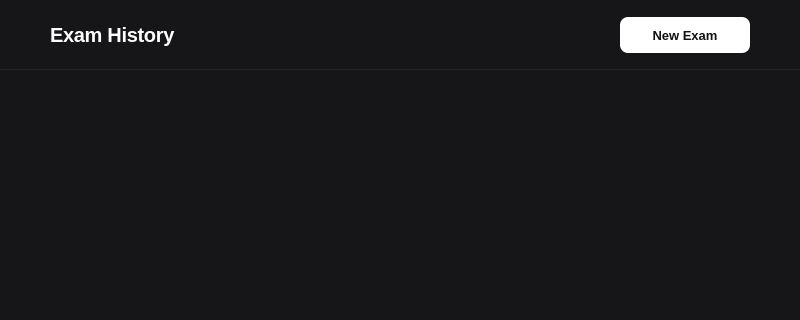
Old version of the form src/ui/exam/history/history.ui in the repository DIDimov24/Aethera; both pictures show x 0 to 800 and y 0 to 320 of the 800 by 750 pixel window.
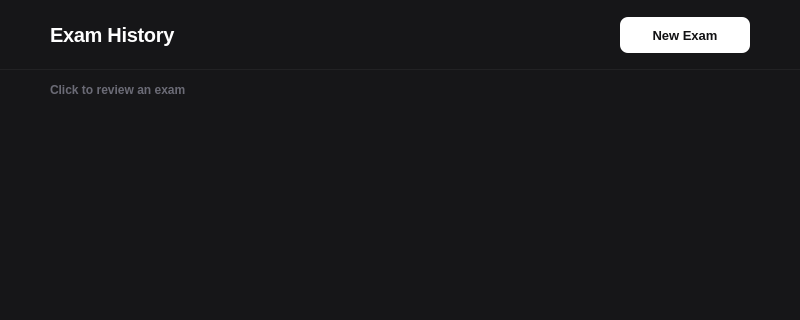
New version of the form.

Commit message: Add exam pages, close #14

```diff
--- a/src/ui/exam/history/history.ui
+++ b/src/ui/exam/history/history.ui
@@ -25,6 +25,11 @@
     font-weight: 700;
     letter-spacing: -0.3px;
 }
+QLabel#labelReviewHint {
+    color: #6b6b76;
+    font-size: 12px;
+    font-weight: 600;
+}
 QPushButton#buttonNewExam {
     background-color: #ffffff;
     color: #111113;
@@ -134,6 +139,42 @@
      </layout>
     </widget>
    </item>
+    <item>
+     <layout class="QHBoxLayout" name="reviewHintLayout">
+      <property name="leftMargin">
+        <number>50</number>
+      </property>
+      <property name="topMargin">
+        <number>10</number>
+      </property>
+      <property name="rightMargin">
+        <number>50</number>
+      </property>
+      <property name="bottomMargin">
+        <number>0</number>
+      </property>
+      <item>
+        <widget class="QLabel" name="labelReviewHint">
+         <property name="text">
+          <string>Click to review an exam</string>
+         </property>
+        </widget>
+      </item>
+      <item>
+        <spacer name="reviewHintSpacer">
+         <property name="orientation">
+          <enum>Qt::Orientation::Horizontal</enum>
+         </property>
+         <property name="sizeHint" stdset="0">
+          <size>
+            <width>40</width>
+            <height>20</height>
+          </size>
+         </property>
+        </spacer>
+      </item>
+     </layout>
+    </item>
    <item>
     <widget class="QScrollArea" name="scrollAreaExamHistory">
      <property name="widgetResizable">
```
The commit also changes 16 other files.
